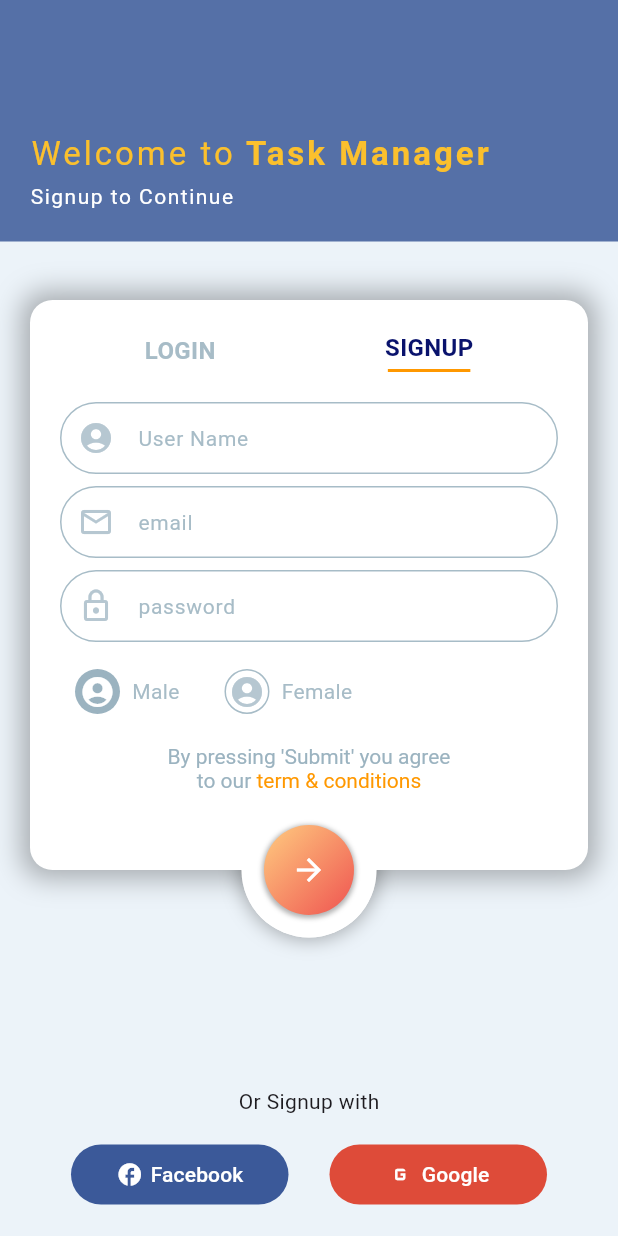
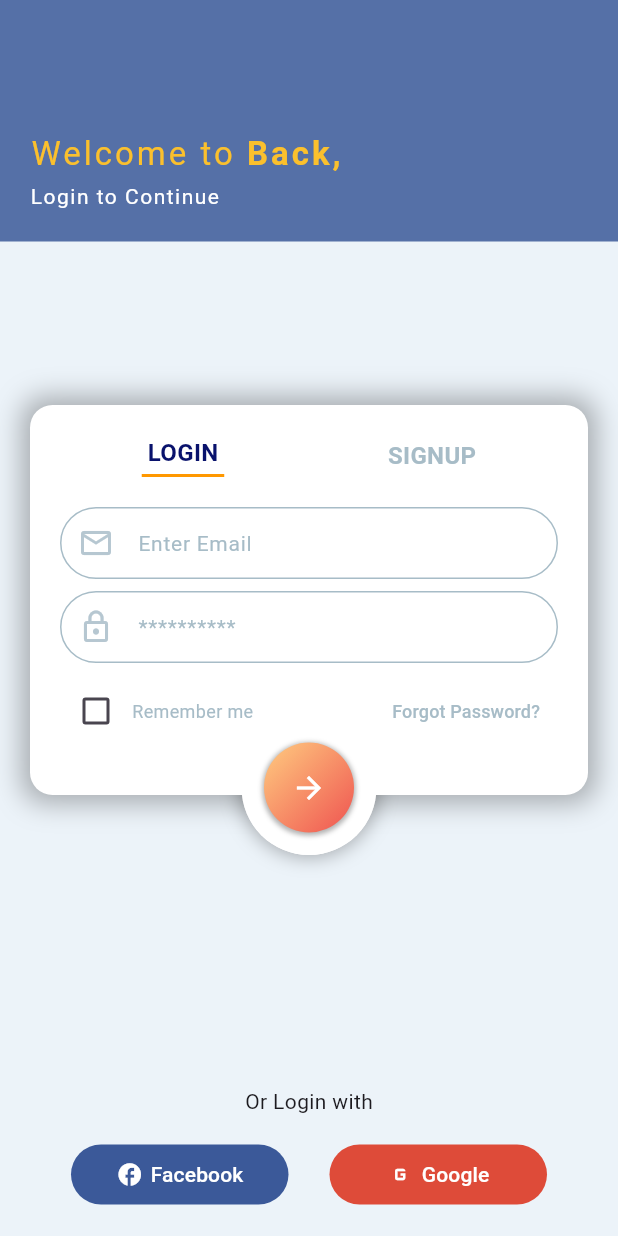
Before and after one commit to SyedPiyal/Task-Management-App, a Flutter app: the screen it shows after launch, on a phone screen of 412 x 824 dp. Run offline on Flutter 3.47's test engine with Material 3 defaults, Android fonts, the phone set to English and light mode, and no system bars; our stand-ins replace flutter_svg, image_picker, pin_code_fields, shared_preferences.

Commit message:
Implement: * HomeView

```diff
--- a/lib/core/view/auth/auth_view.dart
+++ b/lib/core/view/auth/auth_view.dart
@@ -4,6 +4,7 @@ import 'package:taskmanagment/core/view/auth/widgets/login.dart';
 import 'package:taskmanagment/core/view/auth/widgets/middle_container.dart';
 import 'package:taskmanagment/core/view/auth/widgets/signup.dart';
 import '../../../utils/colors/palette.dart';
+import '../home/home_view.dart';
 
 class AuthView extends StatefulWidget {
   const AuthView({super.key});
@@ -13,9 +14,25 @@ class AuthView extends StatefulWidget {
 }
 
 class _AuthViewState extends State<AuthView> {
-  bool isSignupScreen = true;
+  bool isSignupScreen = false;
   bool isMale = true;
   bool isRememberMe = false;
+
+  void _handleArrowForwardPress() {
+    if (isSignupScreen) {
+      // Navigate to login screen
+      setState(() {
+        isSignupScreen = false;
+      });
+    } else {
+      // Navigate to HomeView screen
+      Navigator.of(context).push(
+        MaterialPageRoute(
+          builder: (context) => const HomeView(),
+        ),
+      );
+    }
+  }
 
   @override
   Widget build(BuildContext context) {
@@ -72,16 +89,17 @@ class _AuthViewState extends State<AuthView> {
           MiddleContainer(
             showShadow: true,
             isSignupScreen: isSignupScreen,
+            onSubmit: _handleArrowForwardPress,
           ),
           //Main Container for Login and Signup
           AnimatedPositioned(
-            duration: const Duration(milliseconds: 700),
+            duration: const Duration(milliseconds: 400),
             curve: Curves.bounceInOut,
-            top: isSignupScreen ? 200 : 230,
+            top: isSignupScreen ? 200 : 270,
             child: AnimatedContainer(
-              duration: const Duration(milliseconds: 700),
+              duration: const Duration(milliseconds: 400),
               curve: Curves.bounceInOut,
-              height: isSignupScreen ? 380 : 250,
+              height: isSignupScreen ? 380 : 260,
               padding: const EdgeInsets.all(20),
               width: MediaQuery.of(context).size.width - 40,
               margin: const EdgeInsets.symmetric(horizontal: 20),
@@ -156,6 +174,15 @@ class _AuthViewState extends State<AuthView> {
                         )
                       ],
                     ),
+                    if (!isSignupScreen)
+                      LoginContainer(
+                        isRememberMe: isRememberMe,
+                        onChanged: () {
+                          setState(() {
+                            isRememberMe = !isRememberMe;
+                          });
+                        },
+                      ),
                     if (isSignupScreen)
                       SignUpContainer(
                         isMale: isMale,
@@ -170,15 +197,6 @@ class _AuthViewState extends State<AuthView> {
                           });
                         },
                       ),
-                    if (!isSignupScreen)
-                      LoginContainer(
-                        isRememberMe: isRememberMe,
-                        onChnaged: () {
-                          setState(() {
-                            isRememberMe = !isRememberMe;
-                          });
-                        },
-                      )
                   ],
                 ),
               ),
@@ -188,6 +206,7 @@ class _AuthViewState extends State<AuthView> {
           MiddleContainer(
             showShadow: false,
             isSignupScreen: isSignupScreen,
+            onSubmit: _handleArrowForwardPress,
           ),
           // Bottom buttons
           Positioned(
--- a/lib/core/view/auth/widgets/login.dart
+++ b/lib/core/view/auth/widgets/login.dart
@@ -5,15 +5,16 @@ import 'custom_textfiled.dart';
 
 class LoginContainer extends StatelessWidget {
   final bool isRememberMe;
-  final Function() onChnaged;
+  final Function() onChanged;
 
   const LoginContainer(
-      {super.key, required this.isRememberMe, required this.onChnaged});
+      {super.key, required this.isRememberMe, required this.onChanged});
 
   @override
   Widget build(BuildContext context) {
     return Container(
-      margin: const EdgeInsets.only(top: 20),
+      margin: const EdgeInsets.only(top: 20,bottom:10),
+      padding: EdgeInsets.only(bottom: 20),
       child: Column(
         children: [
           const CustomTextFiled(
@@ -37,24 +38,21 @@ class LoginContainer extends StatelessWidget {
                     value: isRememberMe,
                     activeColor: Palette.textColor2,
                     onChanged: (value) {
-                      onChnaged();
+                      onChanged();
                     },
                   ),
-                  const Text("Remember me",
-                      style: TextStyle(fontSize: 12, color: Palette.textColor1))
+                  const Text(
+                    "Remember me",
+                    style: TextStyle(fontSize: 12, color: Palette.textColor1),
+                  )
                 ],
               ),
               TextButton(
-                onPressed: () {
-                  Navigator.push(
-                    context,
-                     MaterialPageRoute(
-                      builder: (context) => HomeView(),
-                    ),
-                  );
-                },
-                child: const Text("Forgot Password?",
-                    style: TextStyle(fontSize: 12, color: Palette.textColor1)),
+                onPressed: () {},
+                child: const Text(
+                  "Forgot Password?",
+                  style: TextStyle(fontSize: 12, color: Palette.textColor1),
+                ),
               )
             ],
           )
--- a/lib/core/view/auth/widgets/middle_container.dart
+++ b/lib/core/view/auth/widgets/middle_container.dart
@@ -3,19 +3,26 @@ import 'package:flutter/material.dart';
 class MiddleContainer extends StatelessWidget {
   final bool showShadow;
   final bool isSignupScreen;
+  final VoidCallback onSubmit;
 
-  const MiddleContainer(
-      {super.key, required this.showShadow, required this.isSignupScreen});
+  const MiddleContainer({
+    super.key,
+    required this.showShadow,
+    required this.isSignupScreen,
+    required this.onSubmit,
+  });
 
   @override
   Widget build(BuildContext context) {
     return AnimatedPositioned(
-      duration: const Duration(milliseconds: 700),
+      duration: const Duration(milliseconds: 400),
       curve: Curves.bounceInOut,
-      top: isSignupScreen ? 535 : 430,
+      top: isSignupScreen ? 535 : 480,
       right: 0,
       left: 0,
       child: Center(
+        child: GestureDetector(
+          onTap: showShadow ? null : onSubmit,
           child: Container(
             height: 90,
             width: 90,
@@ -54,6 +61,7 @@ class MiddleContainer extends StatelessWidget {
                 : const Center(),
           ),
         ),
+      ),
     );
   }
 }
```
Also changed, not shown: lib/core/view/home/home_view.dart (+21 -12 lines), lib/core/view/home/widgets/task_card.dart (+10 -6 lines), lib/utils/constans/string.dart (added, +13 -0 lines), pubspec.lock. Lines whose indentation alone changed are shown as unchanged.
